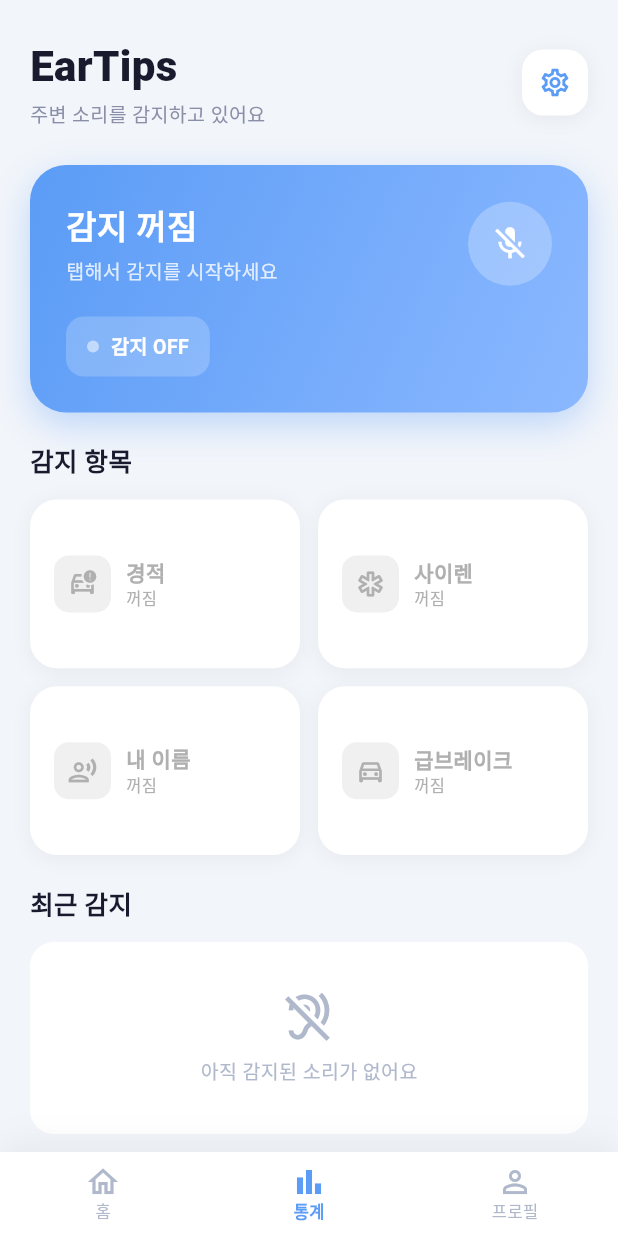
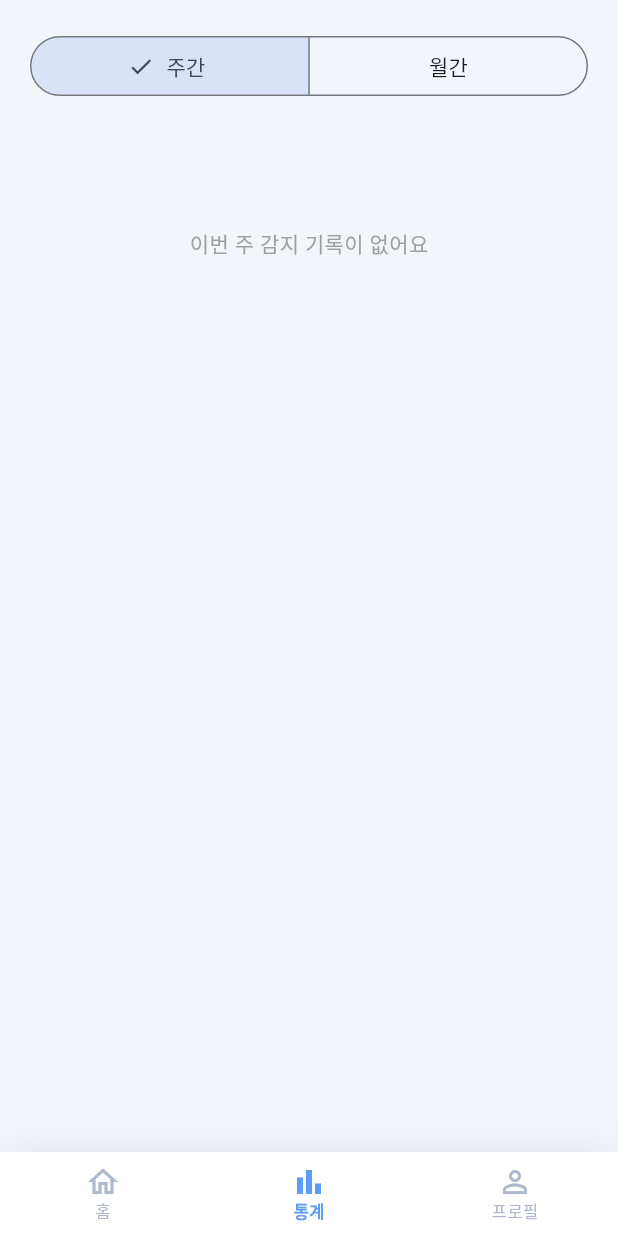
Before and after one commit to EarTip/CD-ET, a Flutter app: the screen it shows after launch, item 2 of the bottom bar chosen, on a phone screen of 412 x 824 dp. Run offline on Flutter 3.47's test engine with Material 3 defaults, Android fonts, the phone set to English and light mode, and no system bars; our stand-ins replace firebase_core, fl_chart, flutter_local_notifications, flutter_tts, geolocator, permission_handler and 2 more; missing offline and left inert: audio_session, record, tflite_flutter; accounts and stored records are empty; statements that could not run were skipped.

Commit message:
feat: 통계 탭 추가

```diff
--- a/lib/pages/home_page.dart
+++ b/lib/pages/home_page.dart
@@ -8,6 +8,7 @@ import '../services/activity_service.dart';
 import '../services/geofence_service.dart';
 import '../models/detection_log.dart';
 import '../services/log_repository.dart';
+import 'stats_page.dart';
 
 class HomePage extends StatefulWidget {
   const HomePage({super.key});
@@ -111,7 +112,14 @@ class _HomePageState extends State<HomePage> {
     return Scaffold(
       backgroundColor: const Color(0xFFF2F5FA),
       body: SafeArea(
-        child: RefreshIndicator(
+        child: _currentIndex == 0 ? _buildHomeTab() : const StatsPage(),
+      ),
+      bottomNavigationBar: buildBottomNav(),
+    );
+  }
+
+  Widget _buildHomeTab() {
+    return RefreshIndicator(
       onRefresh: _onRefresh,
       color: const Color(0xFF5B9CF6),
       child: SingleChildScrollView(
@@ -149,9 +157,6 @@ class _HomePageState extends State<HomePage> {
           ],
         ),
       ),
-        ),
-      ),
-      bottomNavigationBar: buildBottomNav(),
     );
   }
 
--- /dev/null
+++ b/lib/pages/stats_page.dart
@@ -0,0 +1,167 @@
+import 'package:flutter/material.dart';
+import 'package:fl_chart/fl_chart.dart';
+import '../services/log_repository.dart';
+
+enum StatsPeriod { week, month }
+
+class StatsPage extends StatefulWidget {
+  const StatsPage({super.key});
+
+  @override
+  State<StatsPage> createState() => _StatsPageState();
+}
+
+class _StatsPageState extends State<StatsPage> {
+  StatsPeriod _period = StatsPeriod.week;
+  Map<String, int> _classCounts = {};
+  int _peakHour = -1;
+  int _total = 0;
+  bool _loading = true;
+
+  static const _colors = [
+    Color(0xFFFF6B6B),
+    Color(0xFF5B9CF6),
+    Color(0xFFFFA94D),
+    Color(0xFF63E6BE),
+    Color(0xFFB197FC),
+  ];
+
+  @override
+  void initState() {
+    super.initState();
+    _loadStats();
+  }
+
+  Future<void> _loadStats() async {
+    setState(() => _loading = true);
+    final from = _period == StatsPeriod.week
+        ? DateTime.now().subtract(const Duration(days: 7))
+        : DateTime.now().subtract(const Duration(days: 30));
+
+    final counts = await LogRepository.instance.countByClass(from);
+    final peak = await LogRepository.instance.peakHour(from);
+    if (mounted) {
+      setState(() {
+        _classCounts = counts;
+        _peakHour = peak;
+        _total = counts.values.fold(0, (a, b) => a + b);
+        _loading = false;
+      });
+    }
+  }
+
+  void _onPeriodChanged(StatsPeriod period) {
+    if (period == _period) return;
+    setState(() => _period = period);
+    _loadStats();
+  }
+
+  @override
+  Widget build(BuildContext context) {
+    return RefreshIndicator(
+      onRefresh: _loadStats,
+      child: ListView(
+        padding: const EdgeInsets.all(20),
+        children: [
+          SegmentedButton<StatsPeriod>(
+            segments: const [
+              ButtonSegment(value: StatsPeriod.week, label: Text('주간')),
+              ButtonSegment(value: StatsPeriod.month, label: Text('월간')),
+            ],
+            selected: {_period},
+            onSelectionChanged: (s) => _onPeriodChanged(s.first),
+          ),
+          const SizedBox(height: 24),
+          if (_loading)
+            const Padding(
+              padding: EdgeInsets.only(top: 60),
+              child: Center(child: CircularProgressIndicator()),
+            )
+          else if (_total == 0)
+            Padding(
+              padding: const EdgeInsets.only(top: 60),
+              child: Center(
+                child: Text(
+                  _period == StatsPeriod.week
+                      ? '이번 주 감지 기록이 없어요'
+                      : '이번 달 감지 기록이 없어요',
+                  style: const TextStyle(color: Colors.grey),
+                ),
+              ),
+            )
+          else ...[
+            Text(
+              '${_period == StatsPeriod.week ? "이번 주" : "이번 달"} 총 $_total회 감지',
+              style: const TextStyle(fontSize: 22, fontWeight: FontWeight.w800),
+            ),
+            if (_peakHour >= 0)
+              Padding(
+                padding: const EdgeInsets.only(top: 4),
+                child: Text(
+                  '가장 많이 감지된 시간대: $_peakHour시대',
+                  style: const TextStyle(color: Colors.grey),
+                ),
+              ),
+            const SizedBox(height: 24),
+            SizedBox(
+              height: 200,
+              child: PieChart(
+                PieChartData(
+                  sectionsSpace: 2,
+                  centerSpaceRadius: 40,
+                  sections: _buildSections(),
+                ),
+              ),
+            ),
+            const SizedBox(height: 20),
+            ..._buildLegend(),
+          ],
+        ],
+      ),
+    );
+  }
+
+  List<PieChartSectionData> _buildSections() {
+    final entries = _classCounts.entries.toList();
+    return List.generate(entries.length, (i) {
+      final e = entries[i];
+      final pct = (e.value / _total * 100);
+      return PieChartSectionData(
+        value: e.value.toDouble(),
+        title: '${pct.toStringAsFixed(0)}%',
+        color: _colors[i % _colors.length],
+        radius: 70,
+        titleStyle: const TextStyle(
+          fontSize: 13,
+          fontWeight: FontWeight.w700,
+          color: Colors.white,
+        ),
+      );
+    });
+  }
+
+  List<Widget> _buildLegend() {
+    final entries = _classCounts.entries.toList();
+    return List.generate(entries.length, (i) {
+      final e = entries[i];
+      return Padding(
+        padding: const EdgeInsets.only(bottom: 10),
+        child: Row(
+          children: [
+            Container(
+              width: 12,
+              height: 12,
+              decoration: BoxDecoration(
+                color: _colors[i % _colors.length],
+                shape: BoxShape.circle,
+              ),
+            ),
+            const SizedBox(width: 8),
+            Expanded(child: Text(e.key)),
+            Text('${e.value}회', style: const TextStyle(color: Colors.grey)),
+          ],
+        ),
+      );
+    });
+  }
+}
--- a/pubspec.yaml
+++ b/pubspec.yaml
@@ -14,7 +14,6 @@ dependencies:
   cupertino_icons: ^1.0.8
   firebase_core: ^4.6.0
   cloud_firestore: ^6.2.0
-  firebase_analytics: ^12.2.0
   permission_handler: ^11.3.1
   record: ^6.0.0
   tflite_flutter: ^0.12.1
@@ -27,6 +26,9 @@ dependencies:
   sensors_plus: ^4.0.2
   geolocator: ^13.0.0
   http: ^1.3.0
+  sqflite: ^2.4.1
+  path: ^1.9.0
+  fl_chart: ^1.2.0
 
 dev_dependencies:
   flutter_test:
```
Also changed, not shown: lib/services/log_repository.dart (+29 -0 lines), pubspec.lock. Lines whose indentation alone changed are shown as unchanged.
